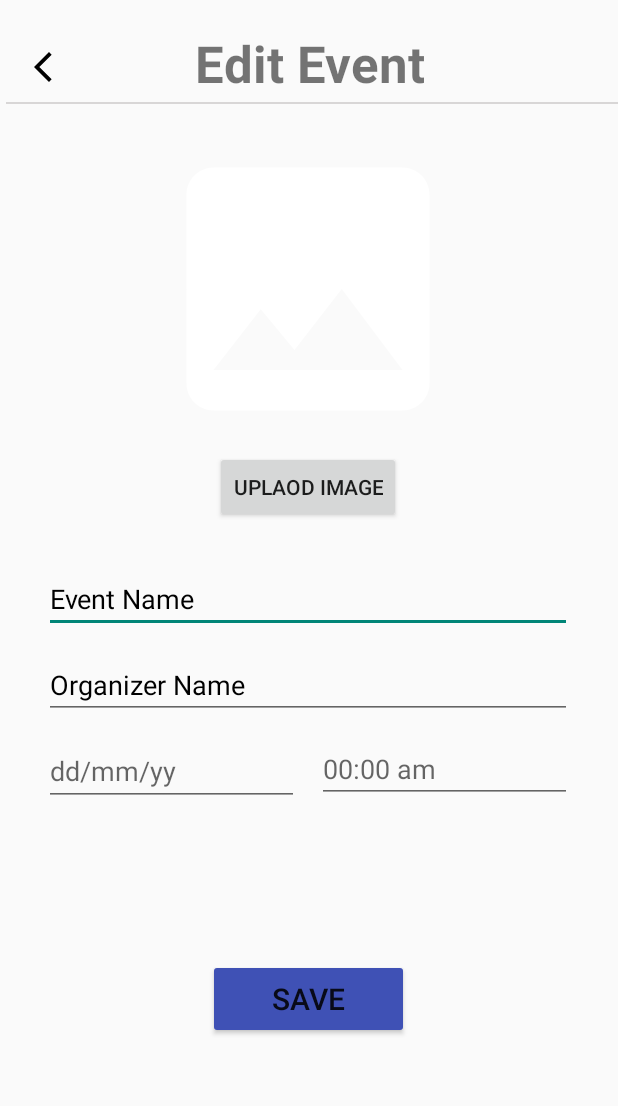
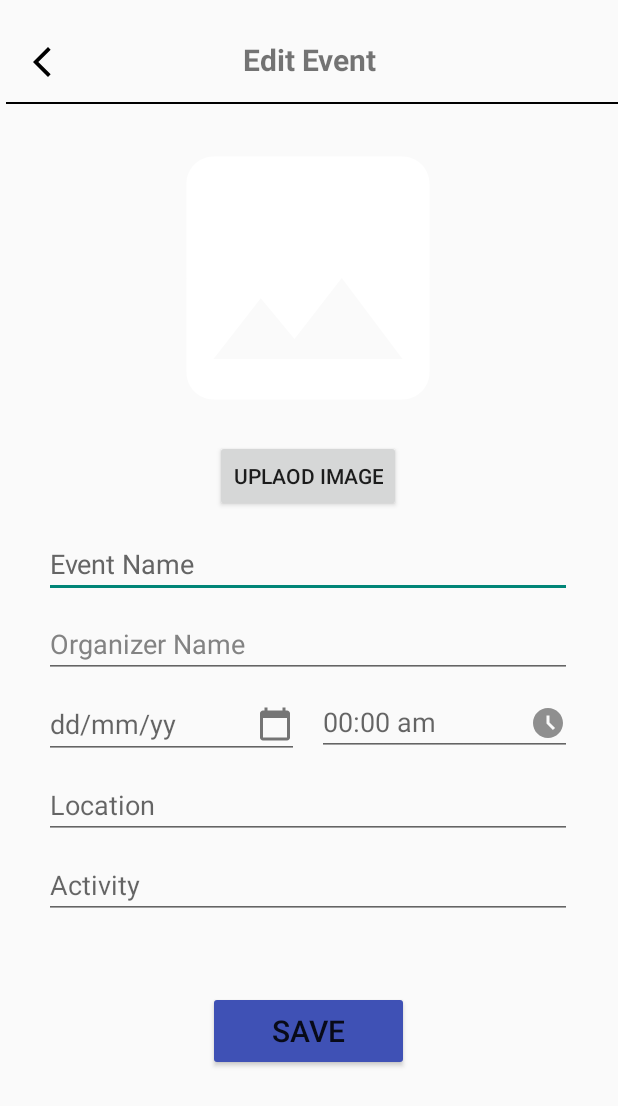
Before and after one commit to YHTAY2000/BCI3283_MAD_project_file, an Android app: the Event_Edit screen opened directly, with no data from a screen before it, on a phone screen of 412 x 824 dp. Shown: the top 1106 px of the screen. Run offline under Robolectric (Android 15) with nearby library versions, the phone set to English and light mode, and no system bars.

Commit message:
event details and some modification (bryan)

```diff
--- a/app/src/main/java/com/example/projectapplication/Event_Edit.java
+++ b/app/src/main/java/com/example/projectapplication/Event_Edit.java
@@ -6,7 +6,6 @@ import android.app.DatePickerDialog;
 import android.app.TimePickerDialog;
 import android.content.Intent;
 import android.graphics.Bitmap;
-import android.graphics.BitmapFactory;
 import android.graphics.drawable.BitmapDrawable;
 import android.net.Uri;
 import android.os.Bundle;
@@ -24,7 +23,7 @@ public class Event_Edit extends AppCompatActivity {
 
     private ImageView editEventImage;
     private Button uploadBTN, backButton, saveButton;
-    private EditText editEventName, editOrganizerName, editdate, edittime;
+    private EditText editEventName, editOrganizerName, editDate, editTime, editLocation, editActivity;
     private static final int PICK_IMAGE_REQUEST = 1;
     private Calendar calendar;
     private Event event;
@@ -37,14 +36,15 @@ public class Event_Edit extends AppCompatActivity {
         // Initialize views
         editEventName = findViewById(R.id.editEventName);
         editOrganizerName = findViewById(R.id.editOrganizerName);
-        editdate = findViewById(R.id.editDateText);
-        edittime = findViewById(R.id.editTimeText);
+        editDate = findViewById(R.id.editDateText);
+        editTime = findViewById(R.id.editTimeText);
         editEventImage = findViewById(R.id.editEventImage);
         backButton = findViewById(R.id.backButton);
         calendar = Calendar.getInstance();
         uploadBTN = findViewById(R.id.uploadBTN);
         saveButton = findViewById(R.id.saveEventButton);
-
+        editLocation = findViewById(R.id.editLocationText);
+        editActivity= findViewById(R.id.editActivityText);
 
         Intent intent = getIntent();
         if (intent != null) {
@@ -54,8 +54,10 @@ public class Event_Edit extends AppCompatActivity {
                 editEventImage.setImageBitmap(BitmapUtils.getBitmapFromByteArray(event.getEventImage()));
                 editEventName.setText(event.getEventName());
                 editOrganizerName.setText(event.getEventOrganizer());
-                editdate.setText(event.getEventDate());
-                edittime.setText(event.getEventTime());
+                editDate.setText(event.getEventDate());
+                editTime.setText(event.getEventTime());
+                editLocation.setText(event.getEventLocation());
+                editActivity.setText(event.getEventActivity());
                 this.event = event;
             }
         }
@@ -67,14 +69,14 @@ public class Event_Edit extends AppCompatActivity {
             }
         });
 
-        editdate.setOnClickListener(new View.OnClickListener() {
+        editDate.setOnClickListener(new View.OnClickListener() {
             @Override
             public void onClick(View v) {
                 showDatePicker();
             }
         });
 
-        edittime.setOnClickListener(new View.OnClickListener() {
+        editTime.setOnClickListener(new View.OnClickListener() {
             @Override
             public void onClick(View v) {
                 showTimePicker();
@@ -126,7 +128,7 @@ public class Event_Edit extends AppCompatActivity {
                     public void onDateSet(DatePicker view, int year, int monthOfYear, int dayOfMonth) {
                         // Update the EditText field with the selected date
                         String selectedDate = dayOfMonth + "/" + (monthOfYear + 1) + "/" + year;
-                        editdate.setText(selectedDate);
+                        editDate.setText(selectedDate);
                     }
                 }, year, month, day);
 
@@ -155,7 +157,7 @@ public class Event_Edit extends AppCompatActivity {
 
                         // Update the EditText field with the selected time
                         String selectedTime = String.format("%02d:%02d %s", hourOfDay12, minute, format);
-                        edittime.setText(selectedTime);
+                        editTime.setText(selectedTime);
                     }
                 }, hour, minute, false); // Set the last parameter to false to display in 12-hour format
         timePickerDialog.show();
@@ -165,12 +167,14 @@ public class Event_Edit extends AppCompatActivity {
         // Retrieve the updated event details from the UI components
         String eventName = editEventName.getText().toString().trim();
         String organizer = editOrganizerName.getText().toString().trim();
-        String date = editdate.getText().toString().trim();
-        String time = edittime.getText().toString().trim();
+        String date = editDate.getText().toString().trim();
+        String time = editTime.getText().toString().trim();
         Bitmap eventImage = ((BitmapDrawable) editEventImage.getDrawable()).getBitmap();
+        String location = editLocation.getText().toString().trim();
+        String activity = editActivity.getText().toString().trim();
 
         // Create an Event object with the updated details
-        Event updatedEvent = new Event(event.getId(), eventName, organizer, date, time, BitmapUtils.getByteArrayFromBitmap(eventImage));
+        Event updatedEvent = new Event(event.getId(), eventName, organizer, date, time, BitmapUtils.getByteArrayFromBitmap(eventImage), location, activity);
 
         // Update the event in the database
         MyDatabase db = new MyDatabase(this);
--- /dev/null
+++ b/app/src/main/res/drawable/baseline_add_24.xml
@@ -0,0 +1,5 @@
+<vector android:height="24dp" android:tint="#FFFFFF"
+    android:viewportHeight="24" android:viewportWidth="24"
+    android:width="24dp" xmlns:android="http://schemas.android.com/apk/res/android">
+    <path android:fillColor="@android:color/white" android:pathData="M19,13h-6v6h-2v-6H5v-2h6V5h2v6h6v2z"/>
+</vector>
--- /dev/null
+++ b/app/src/main/res/drawable/baseline_add_location_24.xml
@@ -0,0 +1,5 @@
+<vector android:height="24dp" android:tint="#FFFFFF"
+    android:viewportHeight="24" android:viewportWidth="24"
+    android:width="24dp" xmlns:android="http://schemas.android.com/apk/res/android">
+    <path android:fillColor="@android:color/white" android:pathData="M12,2C8.14,2 5,5.14 5,9c0,5.25 7,13 7,13s7,-7.75 7,-13c0,-3.86 -3.14,-7 -7,-7zM16,10h-3v3h-2v-3L8,10L8,8h3L11,5h2v3h3v2z"/>
+</vector>
--- /dev/null
+++ b/app/src/main/res/drawable/calender.xml
@@ -0,0 +1,5 @@
+<vector android:height="24dp" android:tint="#FFFFFF"
+    android:viewportHeight="24" android:viewportWidth="24"
+    android:width="24dp" xmlns:android="http://schemas.android.com/apk/res/android">
+    <path android:fillColor="@android:color/white" android:pathData="M20,3h-1L19,1h-2v2L7,3L7,1L5,1v2L4,3c-1.1,0 -2,0.9 -2,2v16c0,1.1 0.9,2 2,2h16c1.1,0 2,-0.9 2,-2L22,5c0,-1.1 -0.9,-2 -2,-2zM20,21L4,21L4,8h16v13z"/>
+</vector>
--- /dev/null
+++ b/app/src/main/res/drawable/clock.xml
@@ -0,0 +1,5 @@
+<vector android:height="24dp" android:tint="#FFFFFF"
+    android:viewportHeight="24" android:viewportWidth="24"
+    android:width="24dp" xmlns:android="http://schemas.android.com/apk/res/android">
+    <path android:fillColor="@android:color/white" android:pathData="M11.99,2C6.47,2 2,6.48 2,12s4.47,10 9.99,10C17.52,22 22,17.52 22,12S17.52,2 11.99,2zM15.29,16.71L11,12.41V7h2v4.59l3.71,3.71L15.29,16.71z"/>
+</vector>
--- a/app/src/main/res/layout/activity_event_edit.xml
+++ b/app/src/main/res/layout/activity_event_edit.xml
@@ -4,6 +4,7 @@
     xmlns:tools="http://schemas.android.com/tools"
     android:layout_width="match_parent"
     android:layout_height="match_parent"
+    android:foregroundTint="#000000"
     tools:context=".Event_Edit">
 
     <androidx.constraintlayout.widget.ConstraintLayout
@@ -17,7 +18,8 @@
             android:layout_height="1dp"
             android:layout_marginStart="4dp"
             android:layout_marginTop="68dp"
-            android:background="@color/underline"
+            android:background="@color/black"
+            android:foregroundTint="#000000"
             app:layout_constraintStart_toStartOf="parent"
             app:layout_constraintTop_toTopOf="parent" />
 
@@ -28,12 +30,13 @@
             android:layout_marginTop="16dp"
             android:text="Edit Event"
             android:textAlignment="center"
-            android:textSize="34dp"
+            android:textSize="20sp"
             android:textStyle="bold"
             app:layout_constraintBottom_toTopOf="@+id/view"
             app:layout_constraintEnd_toEndOf="parent"
             app:layout_constraintStart_toStartOf="parent"
-            app:layout_constraintTop_toTopOf="parent" />
+            app:layout_constraintTop_toTopOf="parent"
+            app:layout_constraintVertical_bias="0.4" />
 
         <Button
             android:id="@+id/backButton"
@@ -42,21 +45,21 @@
             android:background="@drawable/button_back"
             app:layout_constraintBottom_toBottomOf="@+id/EditEventTitle"
             app:layout_constraintEnd_toStartOf="@+id/EditEventTitle"
-            app:layout_constraintHorizontal_bias="0.156"
+            app:layout_constraintHorizontal_bias="0.117"
             app:layout_constraintStart_toStartOf="parent"
             app:layout_constraintTop_toTopOf="parent"
-            app:layout_constraintVertical_bias="0.8" />
+            app:layout_constraintVertical_bias="1.0" />
 
         <ImageView
             android:id="@+id/editEventImage"
             android:layout_width="352dp"
             android:layout_height="216dp"
-            android:layout_marginTop="20dp"
+            android:layout_marginTop="8dp"
             android:src="@drawable/background_image"
             app:layout_constraintEnd_toEndOf="parent"
             app:layout_constraintHorizontal_bias="0.491"
             app:layout_constraintStart_toStartOf="parent"
-            app:layout_constraintTop_toBottomOf="@+id/EditEventTitle"
+            app:layout_constraintTop_toBottomOf="@+id/view"
             tools:srcCompat="@tools:sample/backgrounds/scenic" />
 
         <Button
@@ -72,12 +75,13 @@
             android:id="@+id/editEventName"
             android:layout_width="0dp"
             android:layout_height="wrap_content"
-            android:layout_marginTop="28dp"
+            android:layout_marginTop="12dp"
             android:ems="10"
             android:hint="Event Name"
             android:inputType="text"
-            android:textColorHint="#000000"
+            android:textColorHint="#656565"
             app:layout_constraintEnd_toEndOf="@+id/editEventImage"
+            app:layout_constraintHorizontal_bias="0.0"
             app:layout_constraintStart_toStartOf="@+id/editEventImage"
             app:layout_constraintTop_toBottomOf="@+id/uploadBTN" />
 
@@ -85,11 +89,11 @@
             android:id="@+id/editOrganizerName"
             android:layout_width="0dp"
             android:layout_height="wrap_content"
-            android:layout_marginTop="12dp"
+            android:layout_marginTop="8dp"
             android:ems="10"
             android:hint="Organizer Name"
             android:inputType="text"
-            android:textColorHint="#000000"
+            android:textColorHint="#838383"
             app:layout_constraintEnd_toEndOf="@+id/editEventName"
             app:layout_constraintHorizontal_bias="0.0"
             app:layout_constraintStart_toStartOf="@+id/editEventName"
@@ -99,8 +103,10 @@
             android:id="@+id/editDateText"
             android:layout_width="170dp"
             android:layout_height="46dp"
-            android:layout_marginTop="12dp"
+            android:layout_marginTop="8dp"
             android:clickable="true"
+            android:drawableEnd="@drawable/calender"
+            android:drawableTint="#757575"
             android:ems="10"
             android:hint="dd/mm/yy"
             android:inputType="date"
@@ -111,8 +117,10 @@
             android:id="@+id/editTimeText"
             android:layout_width="170dp"
             android:layout_height="44dp"
-            android:layout_marginTop="12dp"
+            android:layout_marginTop="8dp"
             android:clickable="true"
+            android:drawableEnd="@drawable/clock"
+            android:drawableTint="#8F8F8F"
             android:ems="10"
             android:hint="00:00 am"
             android:inputType="time"
@@ -123,13 +131,39 @@
             android:id="@+id/saveEventButton"
             android:layout_width="134dp"
             android:layout_height="53dp"
-            android:layout_marginTop="104dp"
+            android:layout_marginTop="48dp"
             android:backgroundTint="#3F51B5"
             android:text="SAVE"
             android:textSize="20sp"
+            app:layout_constraintEnd_toEndOf="@+id/editActivityText"
+            app:layout_constraintStart_toStartOf="@+id/editActivityText"
+            app:layout_constraintTop_toBottomOf="@+id/editActivityText" />
+
+        <EditText
+            android:id="@+id/editLocationText"
+            android:layout_width="0dp"
+            android:layout_height="wrap_content"
+            android:layout_marginTop="8dp"
+            android:ems="10"
+            android:hint="Location"
+            android:inputType="text"
             app:layout_constraintEnd_toEndOf="@+id/editTimeText"
+            app:layout_constraintHorizontal_bias="0.0"
             app:layout_constraintStart_toStartOf="@+id/editDateText"
-            app:layout_constraintTop_toBottomOf="@+id/editTimeText" />
+            app:layout_constraintTop_toBottomOf="@+id/editDateText" />
+
+        <EditText
+            android:id="@+id/editActivityText"
+            android:layout_width="0dp"
+            android:layout_height="wrap_content"
+            android:layout_marginTop="8dp"
+            android:ems="10"
+            android:hint="Activity"
+            android:inputType="text"
+            app:layout_constraintEnd_toEndOf="@+id/editLocationText"
+            app:layout_constraintHorizontal_bias="0.0"
+            app:layout_constraintStart_toStartOf="@+id/editLocationText"
+            app:layout_constraintTop_toBottomOf="@+id/editLocationText" />
 
     </androidx.constraintlayout.widget.ConstraintLayout>
 </androidx.constraintlayout.widget.ConstraintLayout>
--- a/app/src/main/res/layout/activity_event_home.xml
+++ b/app/src/main/res/layout/activity_event_home.xml
@@ -48,9 +48,10 @@
         android:layout_marginEnd="16dp"
         android:layout_marginBottom="16dp"
         android:clickable="true"
+        app:backgroundTint="#00BCD4"
         app:layout_constraintBottom_toBottomOf="parent"
         app:layout_constraintEnd_toEndOf="parent"
-        app:srcCompat="@android:drawable/ic_menu_add" />
+        app:srcCompat="@drawable/baseline_add_24" />
 
     <androidx.recyclerview.widget.RecyclerView
         android:id="@+id/eventRecyclerView"
```
Also changed, not shown: app/src/main/AndroidManifest.xml (+8 -6 lines), app/src/main/java/com/example/projectapplication/Event.java (+13 -2 lines), app/src/main/java/com/example/projectapplication/EventAdapter.java (+14 -0 lines), app/src/main/java/com/example/projectapplication/Event_Add.java (+8 -8 lines), app/src/main/java/com/example/projectapplication/Event_Details.java (added, +70 -0 lines), app/src/main/java/com/example/projectapplication/Event_Home.java (+10 -0 lines), app/src/main/java/com/example/projectapplication/MyDatabase.java (+16 -4 lines), app/src/main/res/layout/activity_event_add.xml (+50 -18 lines), app/src/main/res/layout/activity_event_details.xml (added, +204 -0 lines), app/src/main/res/layout/item_event.xml (+5 -3 lines).
